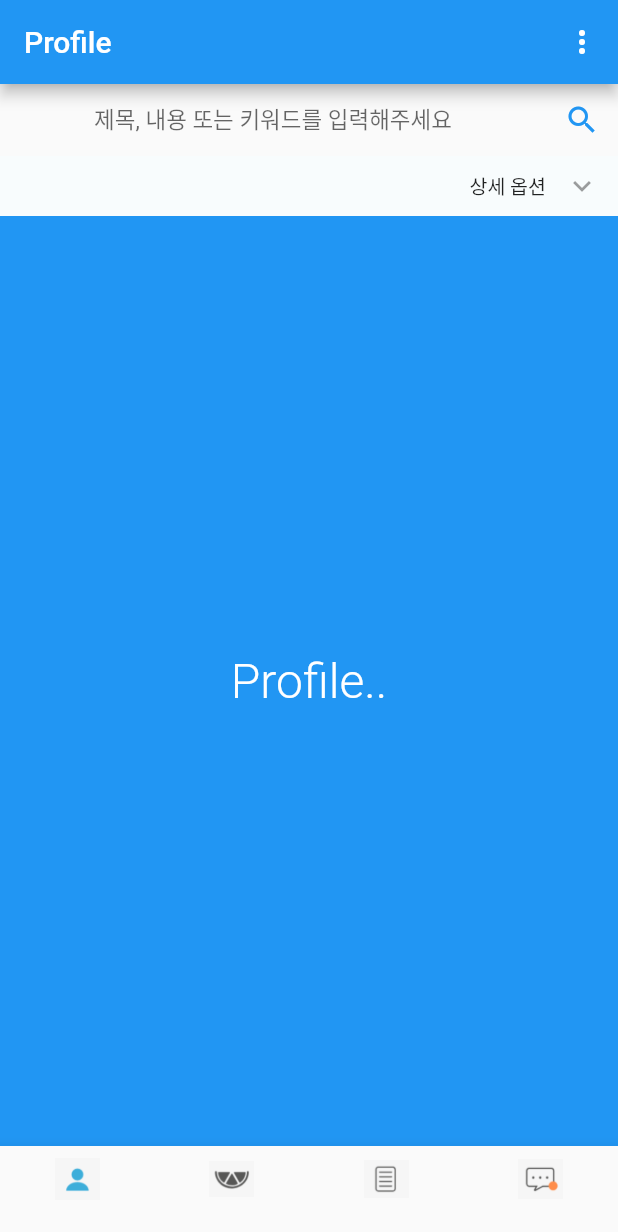
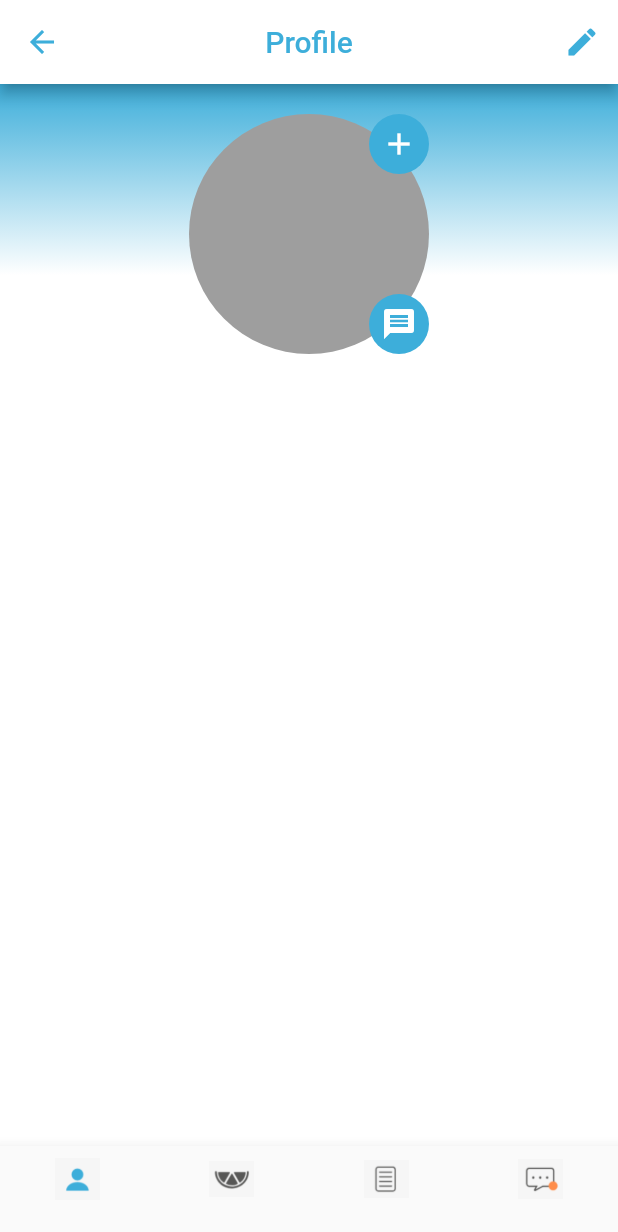
Before and after one commit to kimsh9026/Capstone_Design, a Flutter app: the screen it shows once a user with an empty profile is signed in, on a phone screen of 412 x 824 dp. Shown: the top 1232 px of the screen. Run offline on Flutter 3.47's test engine with Material 2 defaults, Android fonts, the phone set to English and light mode, and no system bars; our stand-ins replace cloud_firestore, firebase_analytics, firebase_auth, flutter_signin_button, google_sign_in, gradient_widgets and 1 more; accounts and stored records are empty; statements that could not run were skipped.

Commit message:
profile page is edited

```diff
--- a/capstone/lib/profile_page.dart
+++ b/capstone/lib/profile_page.dart
@@ -1,71 +1,111 @@
 import 'package:flutter/material.dart';
 import 'package:capstone/custom_widgets/custom_expansion_panel.dart';
 
-/*
-* Picker 접혔을 때 눌리지 않도록 처리 필요
- */
-
 class ProfilePage extends StatelessWidget {
-
-  Widget searchingBlock(){
-    return TextField(
-      textAlign: TextAlign.center,
-      decoration: InputDecoration(
-        border: InputBorder.none,
-        hintText: '제목, 내용 또는 키워드를 입력해주세요',
-        hintStyle: TextStyle(
-          fontSize: 15,
-        ),
-        suffixIcon: Icon(Icons.search,color: Colors.blue),
-        fillColor: Colors.black,
-      ),
-    );
-  }
 
   @override
   Widget build(BuildContext context) {
     print("Profile Build") ;
     return Scaffold(
       appBar: AppBar(
-        title: Text('Profile'),
+        leading: IconButton(
+          icon: Icon(Icons.arrow_back),
+          color:Color.fromRGBO(61, 174, 218, 1),
+          onPressed: () => Navigator.pop(context),
+        ),
+        backgroundColor: Colors.white,
+        title: Text('Profile', textAlign : TextAlign.center, style : TextStyle(color: Color.fromRGBO(61, 174, 218, 1))),
+        centerTitle: true,
         actions:
         <Widget>[
-          PopupMenuButton<BottomNavigationBarType>(
-            itemBuilder: (BuildContext context) => <PopupMenuItem<BottomNavigationBarType>>[
-              const PopupMenuItem<BottomNavigationBarType>(
-                value: BottomNavigationBarType.fixed,
-                child: Text('Something1'),
-              ),
-              const PopupMenuItem<BottomNavigationBarType>(
-                value: BottomNavigationBarType.shifting,
-                child: Text('something2'),
-              )
-            ],
+          IconButton(
+            icon: Icon(Icons.edit, color:Color.fromRGBO(61,174,218,1)),
+
           )
         ],
-
       ),
       body: Column(
         children: <Widget>[
-          searchingBlock(),
-          ExpansionBlock(),
           Expanded(
+            child: Container(
+              decoration: BoxDecoration(
+                gradient: LinearGradient(
+                  begin:Alignment.topCenter,
+                  end:Alignment.bottomCenter,
+
+                  stops:[0.0, 0.18],
+                  colors: [
+                    Color.fromRGBO(61,174,218,1),
+                    Colors.white,
+                  ]
+                )
+              ),
+
               child: Container(
-                color: Colors.blue,
+                margin: EdgeInsets.only(top: 20),
                 child: Center(
-                  child: Text(
-                    'Profile..',
-                    style: TextStyle(
-                      fontSize: 32.0,
-                      color: Colors.white,
-                      decorationStyle: TextDecorationStyle.solid,
-                    ),
-                  ),
-                ),
-              )
+                  child: Column(
+                    crossAxisAlignment: CrossAxisAlignment.center,
+                    children: <Widget>[
+                      Container(
+                        width:160,
+                        height:160,
+                        child: Stack(
+                          children:<Widget>[
+                            Container(
+                              width:160,
+                              height:160,
+                              decoration: BoxDecoration(
+                                shape: BoxShape.circle,
+                                color: Colors.grey,
+                              )
+                            ),
+                            Container(
+                                alignment: Alignment.topRight,
+                                child: Container(
+                                  width: 40,
+                                  height: 40,
+                                  decoration: BoxDecoration(
+                                    shape: BoxShape.circle,
+                                    color: Color.fromRGBO(61, 174, 218, 1),
+                                  ),
+                                  child: IconButton(
+                                    icon:Icon(Icons.add),
+                                    color: Colors.white,
+                                    onPressed: ()=> print('hello!'),
+                                  )
+                                )
+                            ),
+
+                            Container(
+                                alignment: Alignment.bottomRight,
+                                child: Container(
+                                    width: 40,
+                                    height: 40,
+                                    decoration: BoxDecoration(
+                                      shape: BoxShape.circle,
+                                      color: Color.fromRGBO(61, 174, 218, 1),
+                                    ),
+                                    child: IconButton(
+                                      icon:Icon(Icons.message),
+                                      color: Colors.white,
+                                      onPressed: ()=> print('hello!'),
+                                    )
+                                )
+                            ),
+
+
+                          ]
+                        ),
+                      )
+                    ]
+                  )
+                )
+              ),
+            ),
           )
-        ],
-      ),
+        ]
+      )
     );
   }
 }
```
